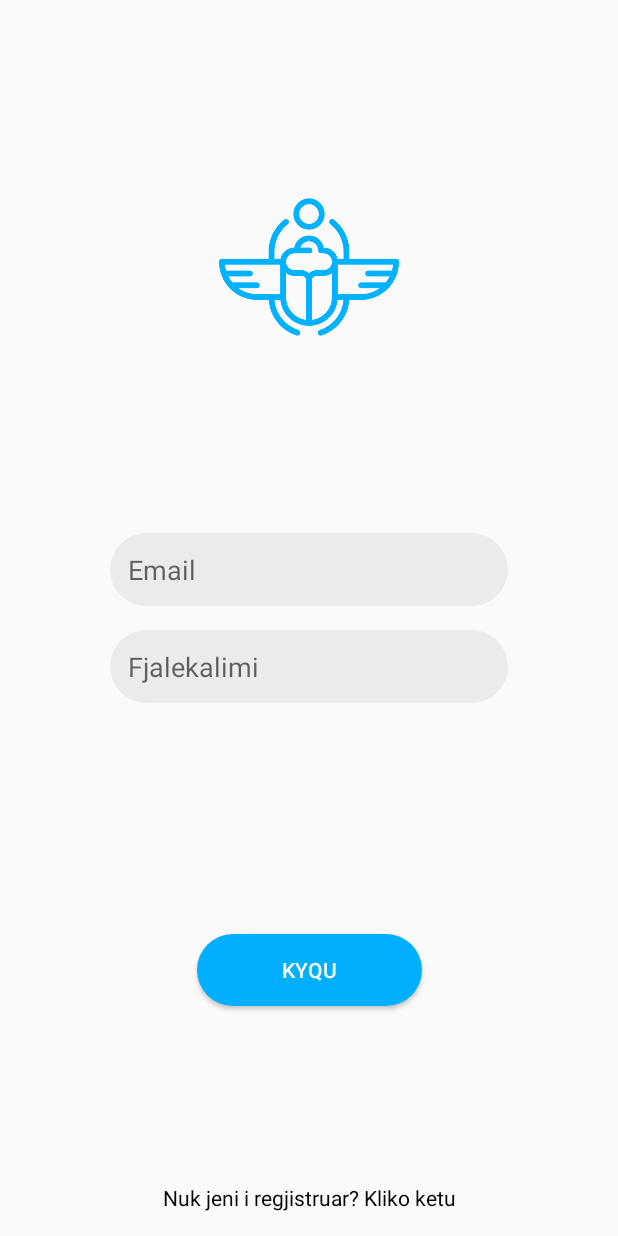
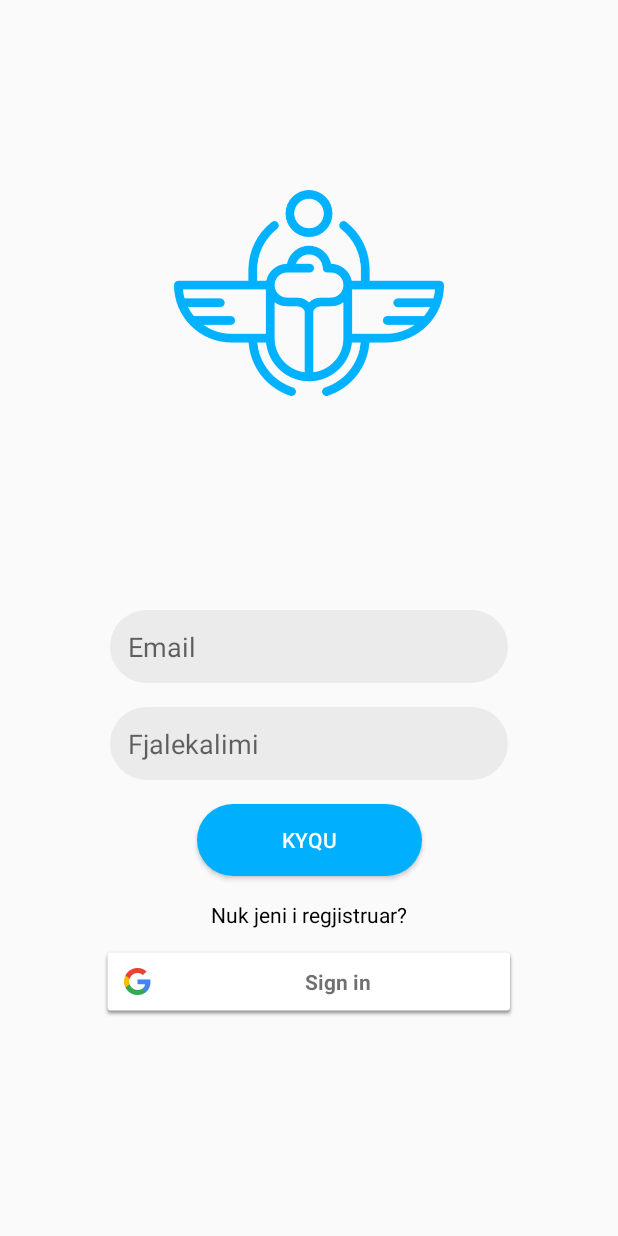
Before and after one commit to elironkryeziu/Sia, an Android app: the screen it shows after launch (LoginActivity), on a phone screen of 412 x 824 dp. Run offline under Robolectric (Android 15) with nearby library versions, the phone set to English and light mode, and no system bars; our stand-ins replace Firebase (no records; nobody signed in at launch, a user with empty details on screens opened directly).

Commit message:
Add some animation

```diff
--- a/app/build.gradle
+++ b/app/build.gradle
@@ -42,6 +42,8 @@ dependencies {
     //facebook sdk
     implementation 'com.facebook.android:facebook-android-sdk:[5,6)'
 
+
+
     implementation 'com.android.support:design:28.0.0'
     testImplementation 'junit:junit:4.12'
     androidTestImplementation 'com.android.support.test:runner:1.0.2'
--- a/app/src/main/java/com/example/fiek/Activities/LoginActivity.java
+++ b/app/src/main/java/com/example/fiek/Activities/LoginActivity.java
@@ -2,7 +2,9 @@ package com.example.fiek.Activities;
 
 import android.content.Intent;
 import android.content.pm.ApplicationInfo;
+import android.os.Handler;
 import android.support.annotation.NonNull;
+import android.support.constraint.ConstraintLayout;
 import android.support.v7.app.AppCompatActivity;
 import android.os.Bundle;
 import android.view.View;
@@ -13,6 +15,11 @@ import android.widget.TextView;
 import android.widget.Toast;
 
 import com.example.fiek.R;
+import com.google.android.gms.auth.api.signin.GoogleSignInAccount;
+import com.google.android.gms.auth.api.signin.GoogleSignInOptions;
+import com.google.android.gms.common.ConnectionResult;
+import com.google.android.gms.common.SignInButton;
+import com.google.android.gms.common.api.GoogleApiClient;
 import com.google.android.gms.tasks.OnCompleteListener;
 import com.google.android.gms.tasks.Task;
 import com.google.firebase.auth.AuthResult;
@@ -21,6 +28,15 @@ import com.google.firebase.auth.FirebaseUser;
 
 public class LoginActivity extends AppCompatActivity {
 
+    Handler handler = new Handler();
+    Runnable runnable = new Runnable() {
+        @Override
+        public void run() {
+            clLogin.setVisibility(View.VISIBLE);
+            clDetails.setVisibility(View.VISIBLE);
+        }
+    };
+
     private EditText userEmail, userPassword;
     private Button btnLogin;
     private ProgressBar loginProgress;
@@ -28,7 +44,8 @@ public class LoginActivity extends AppCompatActivity {
     private Intent HomeActivity;
     private Intent RegisterActivity;
     private TextView txtRegister;
-
+    private ConstraintLayout clDetails;
+    private ConstraintLayout clLogin;
 
     @Override
     protected void onCreate(Bundle savedInstanceState) {
@@ -41,13 +58,17 @@ public class LoginActivity extends AppCompatActivity {
         btnLogin = findViewById(R.id.btnLogin);
         loginProgress = findViewById(R.id.loadingProgress);
         txtRegister = findViewById(R.id.txtRegister);
+        clDetails = findViewById(R.id.clDetails);
+        clLogin = findViewById(R.id.clLogin);
         mAuth = FirebaseAuth.getInstance();
         HomeActivity = new Intent(this, com.example.fiek.Activities.Home.class);
         RegisterActivity = new Intent(this,com.example.fiek.Activities.RegisterActivity.class);
 
+        handler.postDelayed(runnable,1500);
+        loginProgress.setVisibility(View.INVISIBLE);
 
 
-        loginProgress.setVisibility(View.INVISIBLE);
+
         btnLogin.setOnClickListener(new View.OnClickListener() {
             @Override
             public void onClick(View v) {
@@ -112,4 +133,6 @@ public class LoginActivity extends AppCompatActivity {
             updateUI();
         }
     }
+
+
 }
--- a/app/src/main/java/com/example/fiek/Activities/RegisterActivity.java
+++ b/app/src/main/java/com/example/fiek/Activities/RegisterActivity.java
@@ -143,7 +143,6 @@ public class RegisterActivity extends AppCompatActivity {
 
                         if(task.isSuccessful()){
                             showMessage("Useri eshte regjistruar me sukses");
-
                             updateUserInfo(name,pickedImage,mAuth.getCurrentUser());
                             mAuth.getCurrentUser().sendEmailVerification();
                             updateUI();
--- a/app/src/main/res/layout/activity_login.xml
+++ b/app/src/main/res/layout/activity_login.xml
@@ -2,9 +2,39 @@
 <android.support.constraint.ConstraintLayout xmlns:android="http://schemas.android.com/apk/res/android"
     xmlns:app="http://schemas.android.com/apk/res-auto"
     xmlns:tools="http://schemas.android.com/tools"
+    android:id="@+id/clLogin"
     android:layout_width="match_parent"
     android:layout_height="match_parent"
+    android:animateLayoutChanges="true"
     tools:context=".Activities.LoginActivity">
+
+    <ImageView
+        android:id="@+id/login_photo"
+        android:layout_width="180dp"
+        android:layout_height="180dp"
+        android:layout_marginTop="8dp"
+        android:layout_marginBottom="8dp"
+        app:layout_constraintBottom_toTopOf="@+id/clDetails"
+        app:layout_constraintEnd_toEndOf="parent"
+        app:layout_constraintStart_toStartOf="parent"
+        app:layout_constraintTop_toTopOf="parent"
+        app:srcCompat="@drawable/logo" />
+
+
+    <android.support.constraint.ConstraintLayout
+        android:id="@+id/clDetails"
+        android:layout_width="293dp"
+        android:layout_height="303dp"
+        android:layout_marginStart="8dp"
+        android:layout_marginLeft="8dp"
+        android:layout_marginEnd="8dp"
+        android:layout_marginRight="8dp"
+        android:visibility="visible"
+        app:layout_constraintBottom_toBottomOf="parent"
+        app:layout_constraintEnd_toEndOf="parent"
+        app:layout_constraintStart_toStartOf="parent"
+        app:layout_constraintTop_toTopOf="parent"
+        app:layout_constraintVertical_bias="0.75">
 
         <EditText
             android:id="@+id/login_mail"
@@ -12,62 +42,56 @@
             android:layout_height="wrap_content"
             android:layout_marginStart="8dp"
             android:layout_marginLeft="8dp"
+            android:layout_marginTop="16dp"
             android:layout_marginEnd="8dp"
             android:layout_marginRight="8dp"
-        android:layout_marginBottom="8dp"
             android:background="@drawable/reg_edittext_style"
             android:ems="10"
             android:hint="Email"
             android:inputType="textPersonName"
-        app:layout_constraintBottom_toTopOf="@+id/guideline3"
-        app:layout_constraintEnd_toEndOf="parent"
-        app:layout_constraintStart_toStartOf="parent" />
-
-    <ImageView
-        android:id="@+id/login_photo"
-        android:layout_width="120dp"
-        android:layout_height="120dp"
-        android:layout_marginTop="8dp"
-        android:layout_marginBottom="8dp"
-        app:layout_constraintBottom_toTopOf="@+id/login_mail"
             app:layout_constraintEnd_toEndOf="parent"
             app:layout_constraintStart_toStartOf="parent"
-        app:layout_constraintTop_toTopOf="parent"
-        app:srcCompat="@drawable/logo" />
+            app:layout_constraintTop_toTopOf="parent" />
+
+        <com.google.android.gms.common.SignInButton
+            android:id="@+id/googleBtn"
+            android:layout_width="0dp"
+            android:layout_height="47dp"
+            android:layout_marginStart="8dp"
+            android:layout_marginLeft="8dp"
+            android:layout_marginEnd="8dp"
+            android:layout_marginRight="8dp"
+            android:layout_marginBottom="16dp"
+            app:layout_constraintBottom_toBottomOf="parent"
+            app:layout_constraintEnd_toEndOf="parent"
+            app:layout_constraintStart_toStartOf="parent"></com.google.android.gms.common.SignInButton>
+
 
         <EditText
             android:id="@+id/login_password"
             android:layout_width="265dp"
             android:layout_height="wrap_content"
-        android:layout_marginTop="8dp"
+            android:layout_marginTop="16dp"
             android:background="@drawable/reg_edittext_style"
             android:ems="10"
             android:hint="Fjalekalimi"
             android:inputType="textPassword"
             app:layout_constraintEnd_toEndOf="parent"
             app:layout_constraintStart_toStartOf="parent"
-        app:layout_constraintTop_toTopOf="@+id/guideline3" />
+            app:layout_constraintTop_toBottomOf="@+id/login_mail" />
 
         <Button
             android:id="@+id/btnLogin"
             android:layout_width="150dp"
             android:layout_height="wrap_content"
-        android:layout_marginTop="8dp"
-        android:layout_marginBottom="8dp"
+            android:layout_marginTop="16dp"
+            android:layout_marginBottom="153dp"
             android:background="@drawable/reg_btn_style"
             android:text="KYQU"
             android:textColor="#FFFFFF"
-        app:layout_constraintBottom_toBottomOf="parent"
             app:layout_constraintEnd_toEndOf="parent"
             app:layout_constraintStart_toStartOf="parent"
             app:layout_constraintTop_toBottomOf="@+id/login_password" />
-
-    <android.support.constraint.Guideline
-        android:id="@+id/guideline3"
-        android:layout_width="wrap_content"
-        android:layout_height="wrap_content"
-        android:orientation="horizontal"
-        app:layout_constraintGuide_percent="0.5" />
 
         <ProgressBar
             android:id="@+id/loadingProgress"
@@ -86,13 +110,15 @@
             android:layout_height="wrap_content"
             android:layout_marginStart="8dp"
             android:layout_marginLeft="8dp"
+            android:layout_marginTop="16dp"
             android:layout_marginEnd="8dp"
             android:layout_marginRight="8dp"
-        android:layout_marginBottom="16dp"
-        android:text="Nuk jeni i regjistruar? Kliko ketu"
+            android:text="Nuk jeni i regjistruar?"
             android:textColor="#000000"
-        app:layout_constraintBottom_toBottomOf="parent"
             app:layout_constraintEnd_toEndOf="parent"
-        app:layout_constraintStart_toStartOf="parent" />
+            app:layout_constraintStart_toStartOf="parent"
+            app:layout_constraintTop_toBottomOf="@+id/btnLogin" />
 
     </android.support.constraint.ConstraintLayout>
+
+</android.support.constraint.ConstraintLayout>
```
Lines whose indentation alone changed are shown as unchanged.
